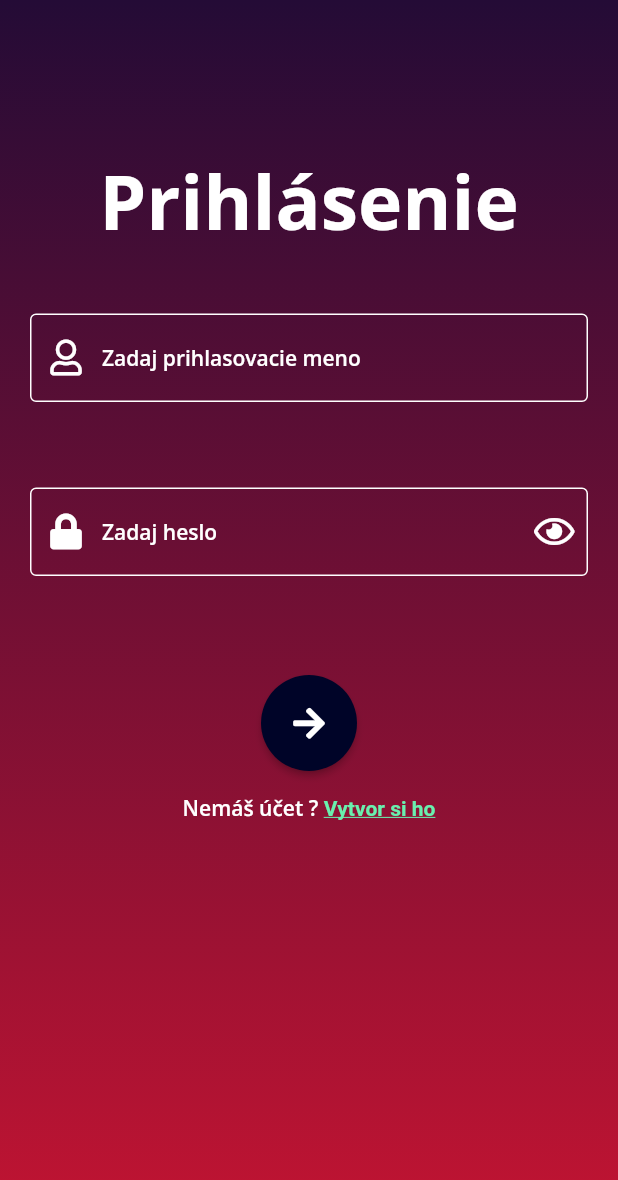
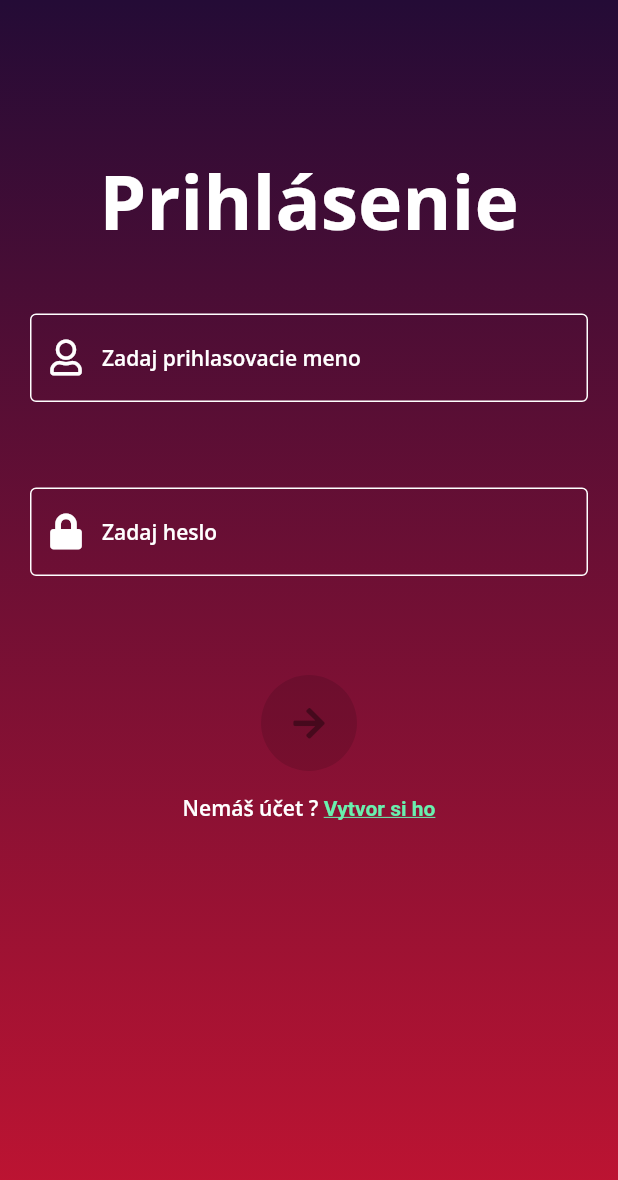
Before and after one commit to Crudar/akcosky, a Flutter app: the screen it shows after launch, on a phone screen of 412 x 824 dp. Shown: the top 1180 px of the screen. Run offline on Flutter 3.47's test engine with Material 2 defaults, Android fonts, the phone set to English and light mode, and no system bars; our stand-ins replace bloc, equatable, flutter_bloc, font_awesome_flutter, formz, google_fonts and 2 more; missing offline and left inert: aws_dynamodb_api, dargon2_flutter, mailer; accounts and stored records are empty.

Commit message:
added login validation

```diff
--- a/lib/UI/login.dart
+++ b/lib/UI/login.dart
@@ -1,18 +1,44 @@
+import 'package:akcosky/UI/validation_components/PasswordInputWidget.dart';
+import 'package:akcosky/UI/validation_components/PasswordInputWidgetWithCubit.dart';
+import 'package:akcosky/UI/validation_components/UsernameInputWidget.dart';
 import 'package:akcosky/cubit/authentication/authentication_cubit.dart';
 import 'package:flutter/gestures.dart';
 import 'package:flutter/material.dart';
 import 'package:akcosky/theme.dart';
 import 'package:font_awesome_flutter/font_awesome_flutter.dart';
 import 'package:flutter_bloc/flutter_bloc.dart';
+import 'package:formz/formz.dart';
 
-class Login extends StatefulWidget{
+import '../cubit/validation/validation_cubit.dart';
+import '../models/validation/StringInput.dart';
+
+class Login extends StatelessWidget {
+
   const Login({Key? key}) : super(key: key);
 
   @override
-  State<Login> createState() => _LoginState();
+  Widget build(BuildContext context) {
+
+    Map<ValidationElement, FormzInput> input = {
+      ValidationElement.username: StringInput.pure(""),
+      ValidationElement.password: StringInput.pure("")
+    };
+
+    return BlocProvider<ValidationCubit>(
+          create: (BuildContext context) => ValidationCubit(inputsMap: input),
+          child: LoginForm(),
+    );
+  }
 }
 
-class _LoginState extends State<Login>{
+class LoginForm extends StatefulWidget{
+  const LoginForm({Key? key}) : super(key: key);
+
+  @override
+  State<LoginForm> createState() => _LoginState();
+}
+
+class _LoginState extends State<LoginForm>{
   bool passwordNotShown = true;
 
   var login = TextEditingController();
@@ -34,6 +60,33 @@
         ..removeCurrentSnackBar()
         ..showSnackBar(SnackBar(content: Text("Bol si úspešne zaregistrovaný!")));
     }*/
+  }
+
+  final _usernameFocusNode = FocusNode();
+  final _passwordFocusNode = FocusNode();
+
+  @override
+  void initState() {
+    super.initState();
+    _usernameFocusNode.addListener(() {
+      if (!_usernameFocusNode.hasFocus) {
+        context.read<ValidationCubit>().onUsernameUnfocused();
+        //FocusScope.of(context).requestFocus(_passwordFocusNode);
+      }
+    });
+    _passwordFocusNode.addListener(() {
+      if (!_passwordFocusNode.hasFocus) {
+        context.read<ValidationCubit>().onPasswordUnfocused();
+        //FocusScope.of(context).requestFocus(_passwordAgainFocusNode);
+      }
+    });
+  }
+
+  @override
+  void dispose() {
+    _usernameFocusNode.dispose();
+    _passwordFocusNode.dispose();
+    super.dispose();
   }
 
   @override
@@ -67,53 +120,17 @@
                       const SizedBox(
                         height: 25,
                       ),
-                      Padding(
-                        padding: const EdgeInsets.symmetric(horizontal: 20, vertical: 16),
-                        child: TextField(
-                            controller: login,
-                            decoration: const InputDecoration(
-                              hintText: 'Zadaj prihlasovacie meno',
-                              prefixIcon: Icon(FontAwesomeIcons.user, color: Colors.white)
-                            ),
-                          style: Theme_.lightTextTheme.headline3,
-                          ),
-                      ),
+                      UsernameInputWidget(focusNode: _usernameFocusNode),
                       const SizedBox(
                         height: 25,
                       ),
-                      Padding(
-                        padding: const EdgeInsets.symmetric(horizontal: 20, vertical: 16),
-                        child: TextField(
-                          controller: password,
-                          decoration: InputDecoration(
-                            hintText: 'Zadaj heslo',
-                            prefixIcon: const Icon(FontAwesomeIcons.lock, color: Colors.white),
-                              suffixIcon: IconButton(
-                                  onPressed: () => showPassword(),
-                                  icon: Icon(passwordNotShown ? FontAwesomeIcons.eye : FontAwesomeIcons.eyeSlash, color: Colors.white)
-                              )
-                          ),
-                          style: Theme_.lightTextTheme.headline3,
-                          obscureText: passwordNotShown
-                        ),
-                      ),
+                      PasswordInputWidgetWithCubit(focusNode: _passwordFocusNode, passwordAgain: false),
                       Center(
                           child: Column(
                               children:[
-                          Padding(
+                          const Padding(
                               padding: EdgeInsets.only(top: 50),
-                              child: ElevatedButton(
-                                onPressed: () {
-                                  BlocProvider.of<AuthenticationCubit>(context).login(login.text, password.text);
-                                },
-                                child: const Icon(FontAwesomeIcons.arrowRight),
-                                style: ElevatedButton.styleFrom(
-                                  shape: const CircleBorder(),
-                                  padding: const EdgeInsets.all(20),
-                                  primary: Color(0xff000428), // <-- Button color
-                                  onPrimary: Colors.white, // <-- Splash color
-                                )
-                              ),
+                              child: SubmitButtonWidget()
                             ),
                                 Padding(padding: const EdgeInsets.only(top: 15),
                                   child: Builder(
@@ -156,3 +173,29 @@
     );
   }
 }
+
+class SubmitButtonWidget extends StatelessWidget{
+  const SubmitButtonWidget({Key? key}) : super(key: key);
+
+  @override
+  Widget build(BuildContext context) {
+    return BlocBuilder<ValidationCubit, ValidationState>(
+      //buildWhen: (previous, current) => previous.status != current.status,
+        builder: (context, state){
+          return ElevatedButton(
+              onPressed: context.read<ValidationCubit>().status.isValidated
+                  ? () => BlocProvider.of<AuthenticationCubit>(context).login(context.read<ValidationCubit>().inputsMap[ValidationElement.username]?.value,
+                  context.read<ValidationCubit>().inputsMap[ValidationElement.password]?.value)
+                  : null,
+              child: const Icon(FontAwesomeIcons.arrowRight),
+              style: ElevatedButton.styleFrom(
+                shape: const CircleBorder(),
+                padding: const EdgeInsets.all(20),
+                primary: Color(0xff000428), // <-- Button color
+                onPrimary: Colors.white, // <-- Splash color
+              )
+          );
+        }
+    );
+  }
+}
--- a/lib/UI/register.dart
+++ b/lib/UI/register.dart
@@ -204,7 +204,7 @@
       builder: (context, state) {
         return Column(
           children: [
-            PasswordInputWidget(focusNode: focusNodePassword1),
+            PasswordInputWidget(focusNode: focusNodePassword1, passwordAgain: true),
             const SizedBox(
               height: 25,
             ),
--- a/lib/UI/validation_components/PasswordInputWidget.dart
+++ b/lib/UI/validation_components/PasswordInputWidget.dart
@@ -7,8 +7,9 @@
 import 'package:font_awesome_flutter/font_awesome_flutter.dart';
 
 class PasswordInputWidget extends StatelessWidget {
-  const PasswordInputWidget({Key? key, required this.focusNode}) : super(key: key);
+  const PasswordInputWidget({Key? key, required this.focusNode, required this.passwordAgain}) : super(key: key);
 
+  final bool passwordAgain;
   final FocusNode focusNode;
 
   @override
@@ -50,7 +51,10 @@
           onChanged: (value) {
 
             context.read<ValidationCubit>().onPasswordChanged(value);
-            context.read<ValidationCubit>().onPasswordAgainUnfocused();
+
+            if(passwordAgain) {
+              context.read<ValidationCubit>().onPasswordAgainUnfocused();
+            }
           },
           textInputAction: TextInputAction.next,
           style: Theme_.lightTextTheme.headline3,
--- /dev/null
+++ b/lib/UI/validation_components/PasswordInputWidgetWithCubit.dart
@@ -0,0 +1,25 @@
+import 'package:flutter/cupertino.dart';
+
+import '../../cubit/validation/validation_cubit.dart';
+import 'PasswordInputWidget.dart';
+import 'package:flutter_bloc/flutter_bloc.dart';
+
+class PasswordInputWidgetWithCubit extends StatelessWidget {
+  const PasswordInputWidgetWithCubit({Key? key, required this.focusNode, required this.passwordAgain}) : super(key: key);
+
+  final bool passwordAgain;
+  final FocusNode focusNode;
+
+  @override
+  Widget build(BuildContext context) {
+    return BlocBuilder<ValidationCubit, ValidationState>(
+        builder: (context, state) {
+          return Column(
+            children: [
+              PasswordInputWidget(focusNode: focusNode, passwordAgain: true),
+            ],
+          );
+        }
+    );
+  }
+}
--- a/lib/cubit/validation/validation_cubit.dart
+++ b/lib/cubit/validation/validation_cubit.dart
@@ -76,7 +76,7 @@
   }
 
   void onPasswordAgainUnfocused(){
-    inputsMap[ValidationElement.passwordAgain] = PasswordAgainInput.dirty(password1: inputsMap[ValidationElement.password]?.value, password2: inputsMap[ValidationElement.passwordAgain]?.value);
+    inputsMap[ValidationElement.passwordAgain] = PasswordAgainInput.dirty(password1: inputsMap[ValidationElement.password]?.value, password2: inputsMap[ValidationElement.passwordAgain]?.value ?? "");
 
     validate();
 
```
